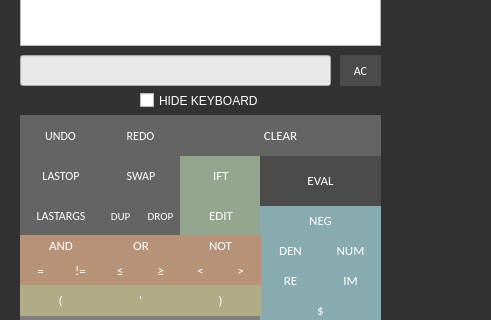
This is mainwindow.ui in nicomarca/UTComputer as Qt 5 draws it before an edit; both pictures show x 0 to 491 and y 185 to 505 of the 731 by 1061 pixel window. The edited form follows.
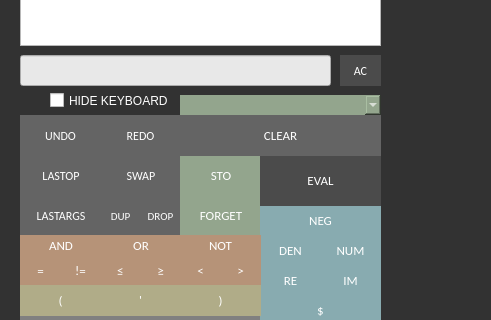
This is the edited form.

What changed in the file:
```diff
--- a/mainwindow.ui
+++ b/mainwindow.ui
@@ -301,7 +301,7 @@
 QPushButton:hover { background-color: rgb(148,148,148); }</string>
     </property>
     <property name="text">
-     <string>IFT</string>
+     <string>STO</string>
     </property>
    </widget>
    <widget class="QPushButton" name="pushButtonMod">
@@ -2137,7 +2137,7 @@
 QPushButton:hover { background-color: rgb(148,148,148); }</string>
     </property>
     <property name="text">
-     <string>EDIT</string>
+     <string>FORGET</string>
     </property>
    </widget>
    <widget class="QPushButton" name="pushButtonQuote">
@@ -4555,7 +4555,7 @@
    <widget class="QCheckBox" name="checkBox">
     <property name="geometry">
      <rect>
-      <x>140</x>
+      <x>50</x>
       <y>270</y>
       <width>121</width>
       <height>31</height>
@@ -4571,6 +4571,26 @@
      <string>HIDE KEYBOARD</string>
     </property>
    </widget>
+   <widget class="QComboBox" name="comboBoxAtomes">
+    <property name="geometry">
+     <rect>
+      <x>180</x>
+      <y>280</y>
+      <width>201</width>
+      <height>20</height>
+     </rect>
+    </property>
+    <property name="styleSheet">
+     <string notr="true">QComboBox { 
+     background-color: rgb(147,165,141);
+     border-style: outset;
+	police: center;
+	 color: white;
+ }
+
+QPushButton:hover { background-color: rgb(148,148,148); }</string>
+    </property>
+   </widget>
    <zorder>pushButtonPoint</zorder>
    <zorder>pushButton3</zorder>
    <zorder>pushButtonLastargs</zorder>
```
Left out of the diff: 11 changed lines with no effect on the pictures.
